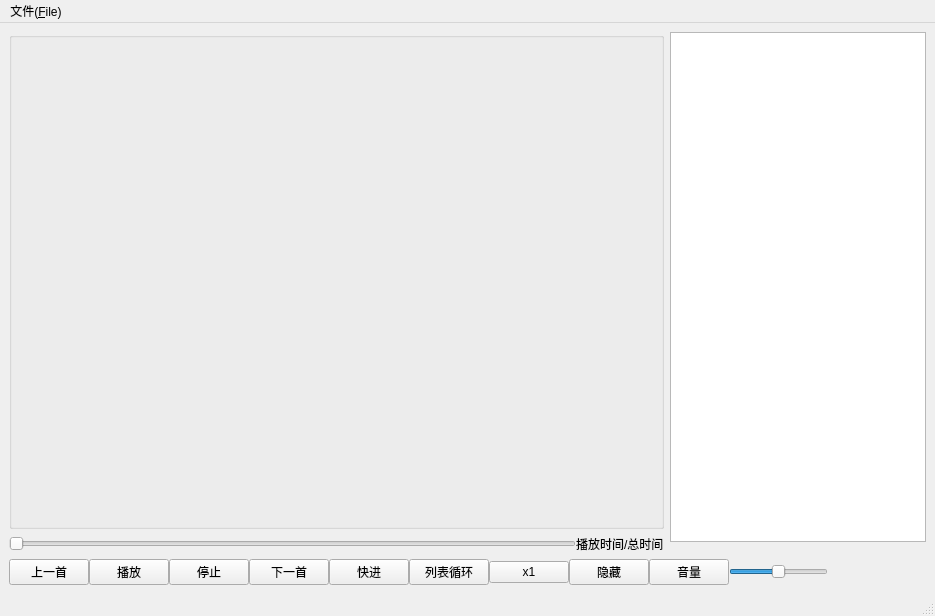
Qt form MainWindow.ui (Lt-Tony715/Software-Engineering) before a commit.
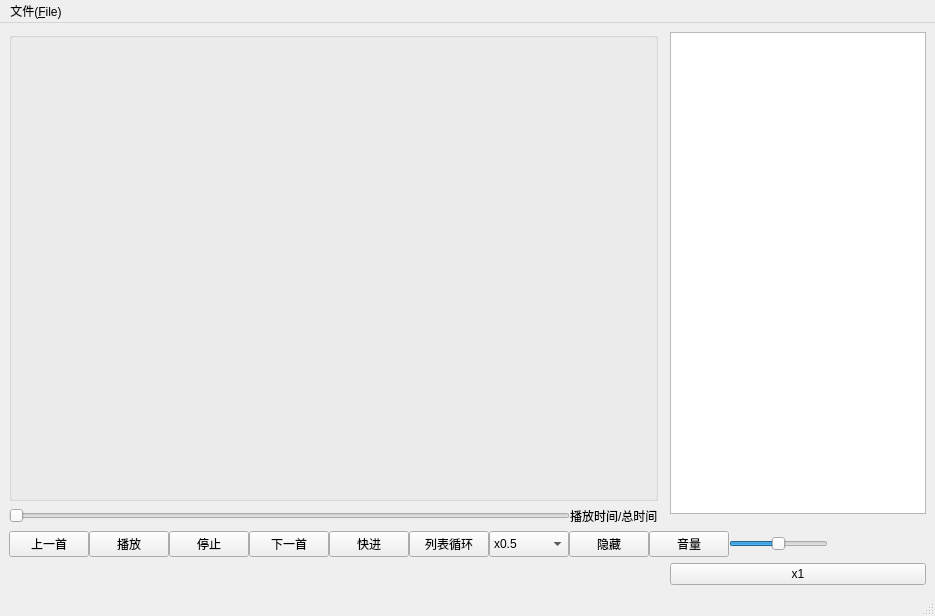
The same form after that commit. Custom widgets are drawn as their Qt base class.

The edit to the form file:
```diff
--- a/MainWindow.ui
+++ b/MainWindow.ui
@@ -14,8 +14,8 @@
    <string>MainWindow</string>
   </property>
   <widget class="QWidget" name="centralwidget">
-   <layout class="QGridLayout" name="gridLayout" rowstretch="1,0,0" columnstretch="1,0">
-    <item row="0" column="1" rowspan="2">
+   <layout class="QGridLayout" name="gridLayout" rowstretch="1,0,0,0,0,0,0" columnstretch="1,0,0,0">
+    <item row="0" column="2" rowspan="2">
      <layout class="QVBoxLayout" name="verticalLayout">
       <property name="spacing">
        <number>0</number>
@@ -28,30 +28,6 @@
       </item>
      </layout>
     </item>
-    <item row="0" column="0">
-     <widget class="QGroupBox" name="groupBox">
-      <property name="title">
-       <string/>
-      </property>
-      <layout class="QVBoxLayout" name="verticalLayout_2">
-       <property name="leftMargin">
-        <number>2</number>
-       </property>
-       <property name="topMargin">
-        <number>2</number>
-       </property>
-       <property name="rightMargin">
-        <number>2</number>
-       </property>
-       <property name="bottomMargin">
-        <number>2</number>
-       </property>
-       <item>
-        <layout class="QHBoxLayout" name="playWidgetLayout"/>
-       </item>
-      </layout>
-     </widget>
-    </item>
     <item row="1" column="0">
      <layout class="QHBoxLayout" name="horizontalLayout_4">
       <property name="spacing">
@@ -76,7 +52,7 @@
       </item>
      </layout>
     </item>
-    <item row="2" column="0" colspan="2">
+    <item row="2" column="0" colspan="3">
      <layout class="QHBoxLayout" name="horizontalLayout">
       <property name="spacing">
        <number>0</number>
@@ -124,10 +100,56 @@
        </widget>
       </item>
       <item>
-       <widget class="QPushButton" name="SpeedButton">
-        <property name="text">
-         <string>x1</string>
+       <widget class="QComboBox" name="SpeedButtonBox">
+        <property name="minimumSize">
+         <size>
+          <width>0</width>
+          <height>21</height>
+         </size>
         </property>
+        <property name="layoutDirection">
+         <enum>Qt::LeftToRight</enum>
+        </property>
+        <property name="styleSheet">
+         <string notr="true">/*QCombobox主体*/
+QComboBox {   	           
+	width:50px;
+	height:22px;
+}
+
+
+
+</string>
+        </property>
+        <property name="currentText">
+         <string>x0.5</string>
+        </property>
+        <property name="iconSize">
+         <size>
+          <width>16</width>
+          <height>28</height>
+         </size>
+        </property>
+        <item>
+         <property name="text">
+          <string>x0.5</string>
+         </property>
+        </item>
+        <item>
+         <property name="text">
+          <string>x1</string>
+         </property>
+        </item>
+        <item>
+         <property name="text">
+          <string>x2</string>
+         </property>
+        </item>
+        <item>
+         <property name="text">
+          <string>x4</string>
+         </property>
+        </item>
        </widget>
       </item>
       <item>
@@ -175,6 +197,37 @@
       </item>
      </layout>
     </item>
+    <item row="6" column="2">
+     <widget class="QPushButton" name="SpeedButton">
+      <property name="text">
+       <string>x1</string>
+      </property>
+     </widget>
+    </item>
+    <item row="0" column="0">
+     <widget class="QGroupBox" name="groupBox">
+      <property name="title">
+       <string/>
+      </property>
+      <layout class="QVBoxLayout" name="verticalLayout_2">
+       <property name="leftMargin">
+        <number>2</number>
+       </property>
+       <property name="topMargin">
+        <number>2</number>
+       </property>
+       <property name="rightMargin">
+        <number>2</number>
+       </property>
+       <property name="bottomMargin">
+        <number>2</number>
+       </property>
+       <item>
+        <layout class="QHBoxLayout" name="playWidgetLayout"/>
+       </item>
+      </layout>
+     </widget>
+    </item>
    </layout>
   </widget>
   <widget class="QMenuBar" name="menubar">
```
